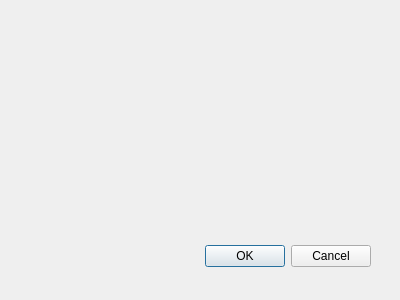
This is volumator_dialog_base.ui in kauevestena/volum as Qt 5 draws it before an edit. The edited form follows.
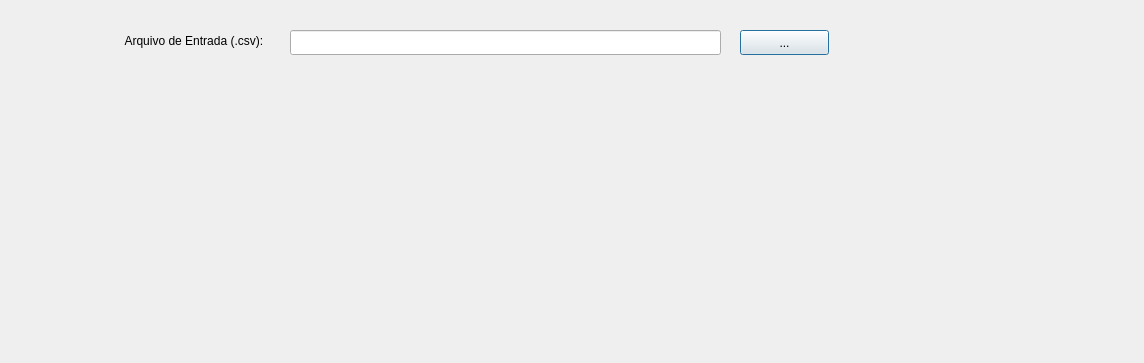
This is the edited form.

```diff
--- a/volumator_dialog_base.ui
+++ b/volumator_dialog_base.ui
@@ -1,31 +1,55 @@
-<ui version="4.0" >
- <class>volumDialogBase</class>
- <widget class="QDialog" name="volumDialogBase" >
-  <property name="geometry" >
+<?xml version="1.0" encoding="UTF-8"?>
+<ui version="4.0">
+ <class>input</class>
+ <widget class="QDialog" name="input">
+  <property name="geometry">
    <rect>
     <x>0</x>
     <y>0</y>
-    <width>400</width>
-    <height>300</height>
+    <width>1144</width>
+    <height>363</height>
    </rect>
   </property>
   <property name="windowTitle" >
    <string>Volumator</string>
   </property>
-  <widget class="QDialogButtonBox" name="button_box" >
-   <property name="geometry" >
+  <widget class="QLabel" name="label">
+   <property name="geometry">
     <rect>
-     <x>30</x>
-     <y>240</y>
-     <width>341</width>
-     <height>32</height>
+     <x>90</x>
+     <y>30</y>
+     <width>211</width>
+     <height>21</height>
     </rect>
    </property>
-   <property name="orientation" >
-    <enum>Qt::Horizontal</enum>
+   <property name="text">
+    <string>Arquivo de Entrada (.csv): </string>
    </property>
-   <property name="standardButtons" >
-    <set>QDialogButtonBox::Cancel|QDialogButtonBox::Ok</set>
+   <property name="alignment">
+    <set>Qt::AlignCenter</set>
+   </property>
+  </widget>
+  <widget class="QPushButton" name="botaoinput">
+   <property name="geometry">
+    <rect>
+     <x>740</x>
+     <y>30</y>
+     <width>89</width>
+     <height>25</height>
+    </rect>
+   </property>
+   <property name="text">
+    <string>...</string>
+   </property>
+  </widget>
+  <widget class="QLineEdit" name="input2">
+   <property name="geometry">
+    <rect>
+     <x>290</x>
+     <y>30</y>
+     <width>431</width>
+     <height>25</height>
+    </rect>
    </property>
   </widget>
  </widget>
```
Left out of the diff: 37 changed lines with no effect on the pictures.
